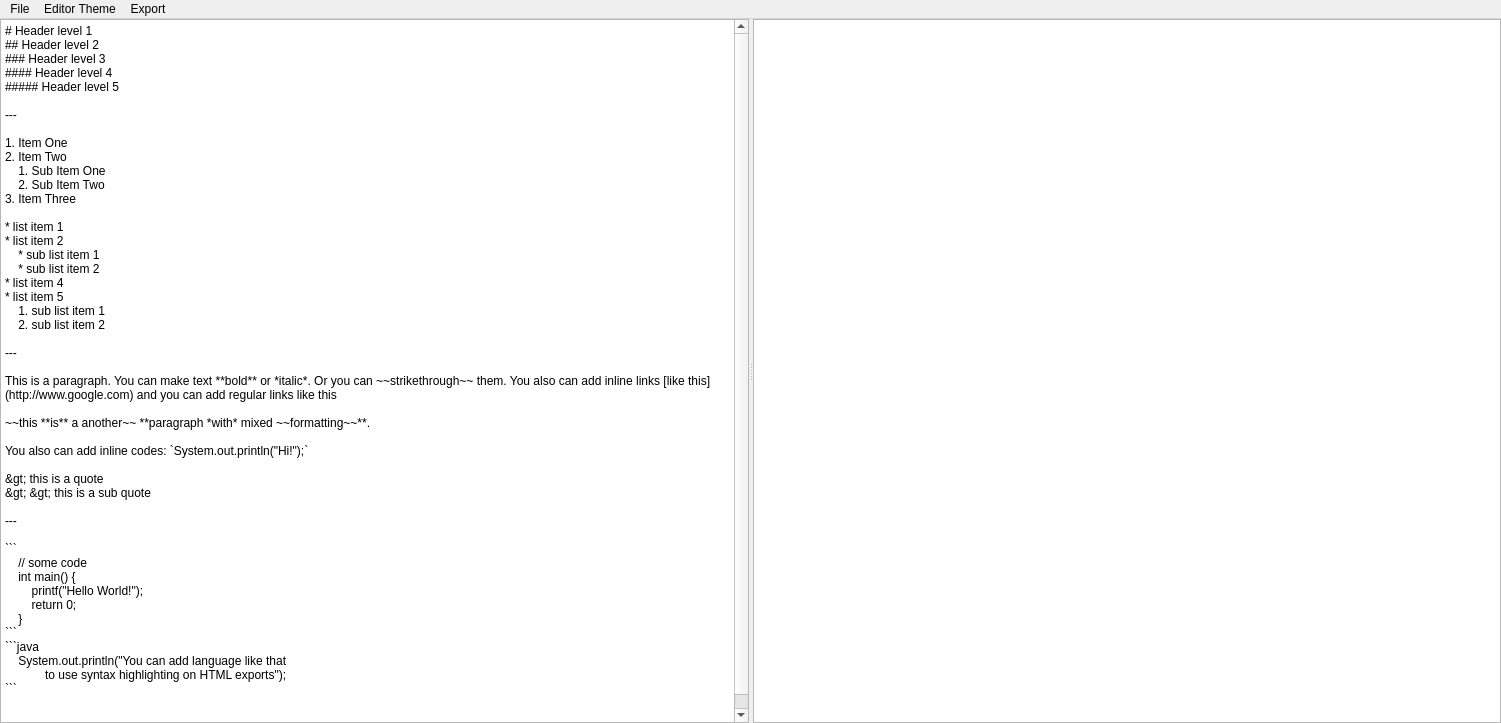
First picture: the form in newnotewindow.ui, repository dhamith93/QuickNote, before the edit.
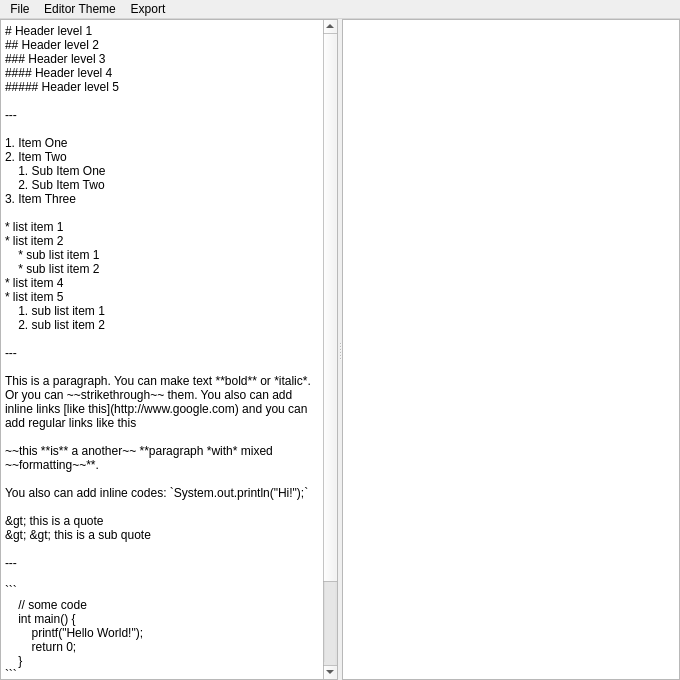
Second picture: the form after the edit. Icons and pictures are not drawn.

Commit message: Set preview=off on start up. Openning preview now doesn't resize the editor

What changed in the file:
```diff
--- a/newnotewindow.ui
+++ b/newnotewindow.ui
@@ -6,8 +6,8 @@
    <rect>
     <x>0</x>
     <y>0</y>
-    <width>1501</width>
-    <height>723</height>
+    <width>680</width>
+    <height>680</height>
    </rect>
   </property>
   <property name="windowTitle">
@@ -113,7 +113,7 @@
     <rect>
      <x>0</x>
      <y>0</y>
-     <width>1501</width>
+     <width>680</width>
      <height>22</height>
     </rect>
    </property>
```
The commit also changes 2 other files.
